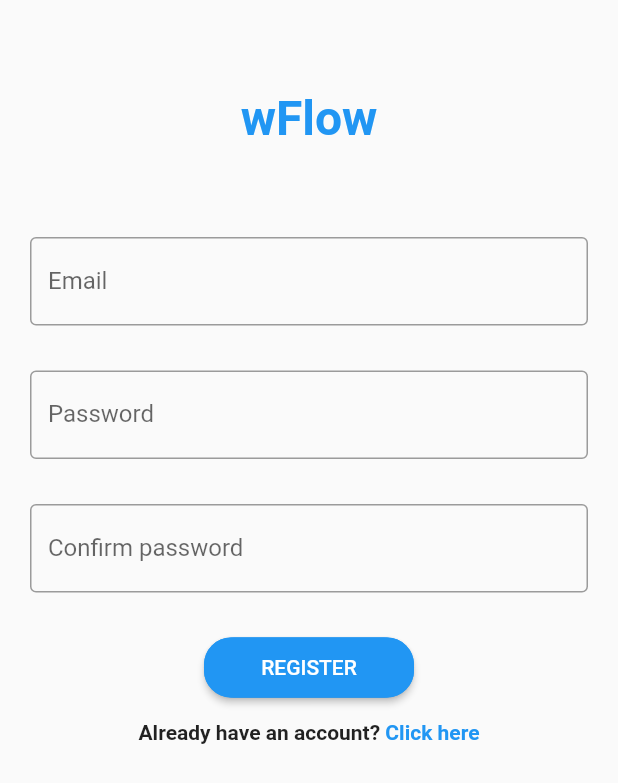
After one commit to AGMLProjects/WFlow, a Flutter app: the screen it shows after launch, after a tap on "LOGIN", after a tap on "Click here", on a phone screen of 412 x 824 dp. The commit adds this screen. Shown: the top 783 px of the screen. Run offline on Flutter 3.47's test engine with Material 2 defaults, Android fonts, the phone set to English and light mode, and no system bars; network calls fail.

Commit message:
mocked register page

```diff
--- a/wflowapp/lib/login/ui/login_page.dart
+++ b/wflowapp/lib/login/ui/LoginPage.dart
@@ -7,6 +7,8 @@ import 'package:wflowapp/login/ui/login_text_box.dart';
 import 'package:wflowapp/login/ui/login_title.dart';
 import 'package:wflowapp/login/rest/LoginClient.dart';
 import 'package:wflowapp/login/rest/LoginResponse.dart';
+
+import '../../register/ui/RegisterPage.dart';
 
 class LoginPage extends StatefulWidget {
   const LoginPage({super.key});
@@ -64,12 +66,29 @@ class _LoginPageState extends State<LoginPage> {
             // Login button
             buildLoginButton(),
             SizedBox(height: 15.0),
-            const Text('Not registered? Click here',
-                style: TextStyle(
-                  color: Colors.blueAccent,
-                  fontWeight: FontWeight.normal,
-                  fontSize: 14.0,
-                )),
+            // Register text
+            Row(
+              mainAxisAlignment: MainAxisAlignment.center,
+              children: [
+                Text(
+                  'Not registered yet?',
+                  style: TextStyle(fontWeight: FontWeight.bold),
+                ),
+                GestureDetector(
+                  onTap: () {
+                    Navigator.push(
+                        context,
+                        MaterialPageRoute(
+                            builder: (context) => const RegisterPage()));
+                  },
+                  child: Text(
+                    ' Click here',
+                    style: TextStyle(
+                        fontWeight: FontWeight.bold, color: Colors.blue),
+                  ),
+                )
+              ],
+            ),
             SizedBox(height: 60.0),
             if (_futureLogin != null) buildFutureBuilder(),
           ],
--- a/wflowapp/lib/main.dart
+++ b/wflowapp/lib/main.dart
@@ -1,5 +1,5 @@
 import 'package:flutter/material.dart';
-import 'login/ui/login_page.dart';
+import 'login/ui/LoginPage.dart';
 
 void main() {
   runApp(const MyApp());
--- /dev/null
+++ b/wflowapp/lib/register/ui/RegisterPage.dart
@@ -0,0 +1,151 @@
+import 'dart:convert';
+import 'dart:developer';
+import 'package:http/http.dart' as http;
+
+import 'package:flutter/material.dart';
+import 'package:wflowapp/login/ui/LoginPage.dart';
+import 'package:wflowapp/login/ui/login_text_box.dart';
+import 'package:wflowapp/login/ui/login_title.dart';
+import 'package:wflowapp/login/rest/LoginClient.dart';
+import 'package:wflowapp/login/rest/LoginResponse.dart';
+
+class RegisterPage extends StatefulWidget {
+  const RegisterPage({super.key});
+
+  @override
+  State<RegisterPage> createState() => _RegisterPageState();
+}
+
+class _RegisterPageState extends State<RegisterPage> {
+  final emailController = TextEditingController();
+  final passwordController = TextEditingController();
+  final LoginClient client = LoginClient(
+      url: 'https://49c13ba9-40e6-426b-be3c-21acf8b4f1d4.mock.pstmn.io',
+      path: '/user/login');
+  Future<LoginResponse>? _futureLogin;
+
+  @override
+  void dispose() {
+    emailController.dispose();
+    passwordController.dispose();
+    super.dispose();
+  }
+
+  @override
+  Widget build(BuildContext context) {
+    return Scaffold(
+      body: Container(
+        padding: const EdgeInsets.all(20.0),
+        child: Column(
+          children: [
+            // Logo
+            SizedBox(height: 40.0),
+            LoginTitle(text: 'wFlow'),
+            SizedBox(height: 60.0),
+            // Email
+            TextField(
+              controller: emailController,
+              obscureText: false,
+              decoration: const InputDecoration(
+                  border: OutlineInputBorder(),
+                  labelText: "Email",
+                  hintText: "Email"),
+            ),
+            SizedBox(height: 30.0),
+            // Password
+            TextField(
+              controller: passwordController,
+              obscureText: true,
+              decoration: const InputDecoration(
+                  border: OutlineInputBorder(),
+                  labelText: "Password",
+                  hintText: "Password"),
+            ),
+            SizedBox(height: 30.0),
+            // Password
+            TextField(
+              controller: passwordController,
+              obscureText: true,
+              decoration: const InputDecoration(
+                  border: OutlineInputBorder(),
+                  labelText: "Confirm password",
+                  hintText: "Confirm password"),
+            ),
+            SizedBox(height: 30.0),
+            // Register button
+            buildRegisterButton(),
+            SizedBox(height: 15.0),
+            // Login text
+            Row(
+              mainAxisAlignment: MainAxisAlignment.center,
+              children: [
+                Text(
+                  'Already have an account?',
+                  style: TextStyle(fontWeight: FontWeight.bold),
+                ),
+                GestureDetector(
+                  onTap: () {
+                    Navigator.push(
+                        context,
+                        MaterialPageRoute(
+                            builder: (context) => const LoginPage()));
+                  },
+                  child: Text(
+                    ' Click here',
+                    style: TextStyle(
+                        fontWeight: FontWeight.bold, color: Colors.blue),
+                  ),
+                )
+              ],
+            ),
+            SizedBox(height: 60.0),
+            if (_futureLogin != null) buildFutureBuilder(),
+          ],
+        ),
+      ),
+    );
+  }
+
+  Widget buildRegisterButton() {
+    return Container(
+      height: 40.0,
+      width: 140.0,
+      decoration: BoxDecoration(
+          color: Colors.blue, borderRadius: BorderRadius.circular(20.0)),
+      child: ElevatedButton(
+          style: ButtonStyle(
+              shape: MaterialStateProperty.all<RoundedRectangleBorder>(
+                  RoundedRectangleBorder(
+                      borderRadius: BorderRadius.circular(18.0),
+                      side: BorderSide(color: Colors.blue)))),
+          onPressed: () {
+            setState(() {
+              String email = emailController.text;
+              String password = passwordController.text;
+              _futureLogin = client.login(email, password);
+            });
+          },
+          child: const Text('REGISTER')),
+    );
+  }
+
+  FutureBuilder<LoginResponse> buildFutureBuilder() {
+    return FutureBuilder<LoginResponse>(
+      future: _futureLogin,
+      builder: (context, snapshot) {
+        if (snapshot.hasData) {
+          return Text(snapshot.data!.message);
+        } else if (snapshot.hasError) {
+          return Text('${snapshot.error}',
+              style: const TextStyle(
+                color: Colors.redAccent,
+                fontWeight: FontWeight.bold,
+                fontSize: 14.0,
+              ));
+        }
+
+        return const CircularProgressIndicator();
+      },
+    );
+  }
+}
```
